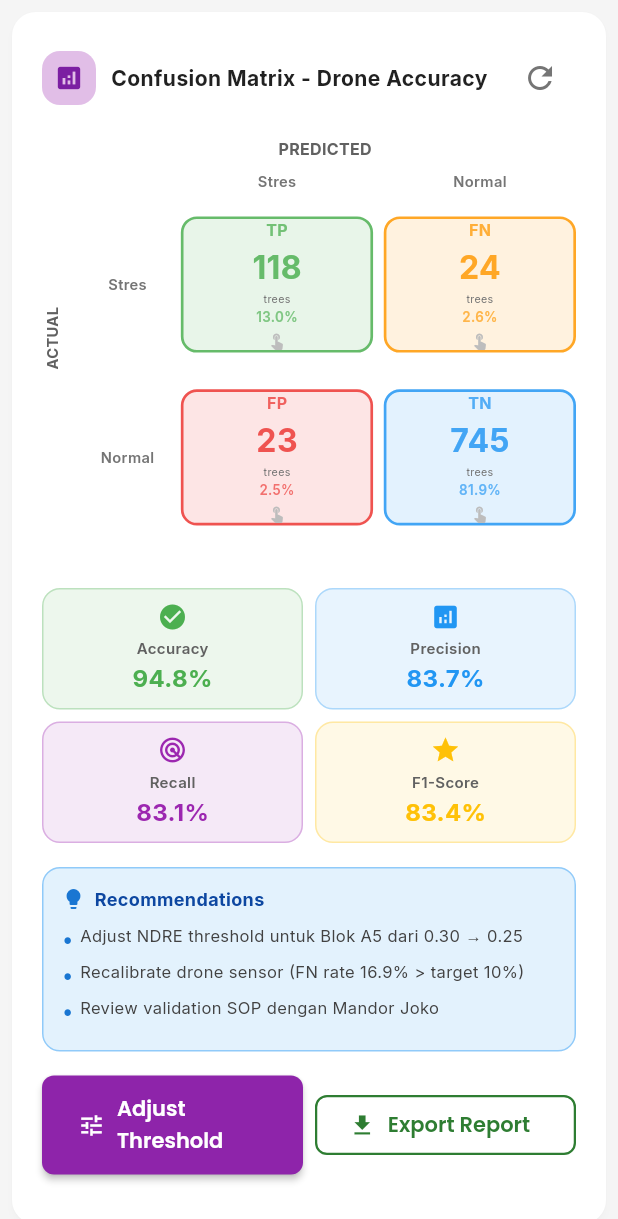
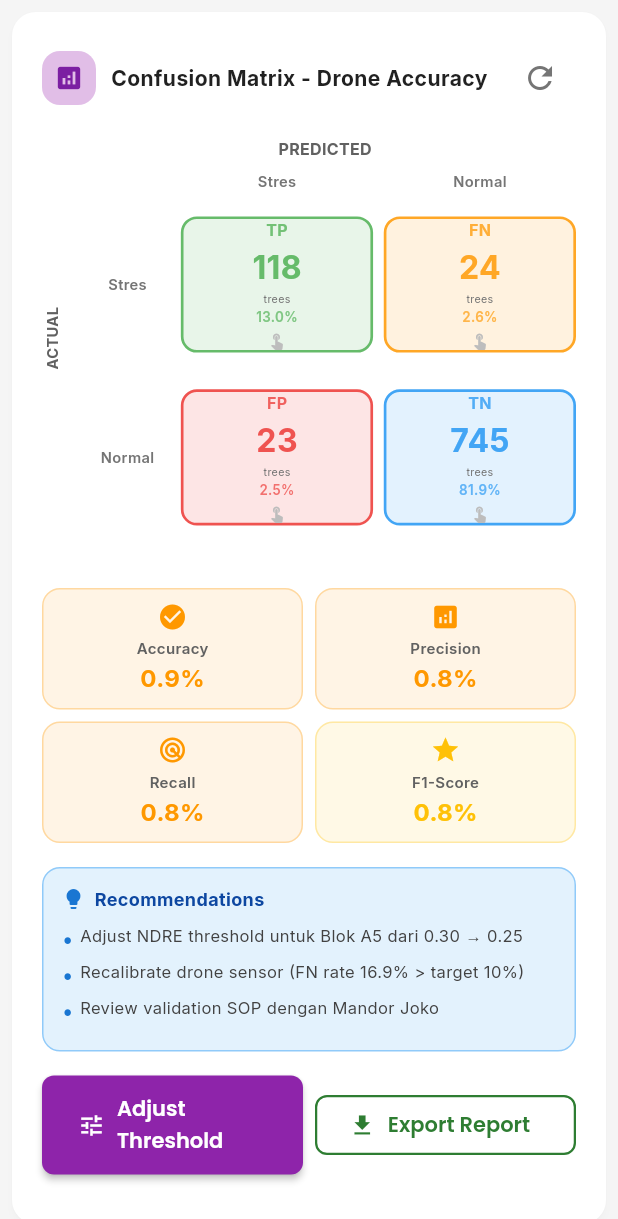
Before and after one commit to mastoroshadiq-prog/frontend-poac, a Flutter app: the ConfusionMatrixHeatmap widget shown alone on an empty page, opened directly, on a phone screen of 412 x 824 dp. Shown: the top 1219 px of the screen. Run offline on Flutter 3.47's test engine with Material 3 defaults, Android fonts, the light colour scheme and no system bars; our stand-ins replace fl_chart, google_fonts, percent_indicator, supabase_flutter; missing offline and left inert: dart:html; accounts and stored records are empty; network calls fail.

Commit message:
fix: Remove double percentage multiplication in Confusion Matrix - Backend returns percentage (0-100), not decimal (0-1) - Removed * 100 from accuracy, precision, recall, f1Score display - Updated threshold comparisons (80.0 instead of 0.80) - Fixed FPR/FNR severity levels to use percentage thresholds - Accuracy now shows 94.8% instead of 9480.0%

```diff
--- a/lib/models/confusion_matrix_data.dart
+++ b/lib/models/confusion_matrix_data.dart
@@ -101,20 +101,22 @@ class ConfusionMatrixData {
   int get totalTrees => truePositive + falsePositive + trueNegative + falseNegative;
 
   /// Check if metrics meet target thresholds
-  bool get meetsTargetAccuracy => accuracy >= 0.80; // 80% target
-  bool get meetsTargetPrecision => precision >= 0.75; // 75% target
-  bool get meetsTargetRecall => recall >= 0.80; // 80% target
+  /// Backend returns percentage (0-100), not decimal (0-1)
+  bool get meetsTargetAccuracy => accuracy >= 80.0; // 80% target
+  bool get meetsTargetPrecision => precision >= 75.0; // 75% target
+  bool get meetsTargetRecall => recall >= 80.0; // 80% target
 
   /// Get severity level based on FPR/FNR
+  /// Backend returns percentage (0-100), not decimal (0-1)
   String get fprSeverity {
-    if (fpr > 0.10) return 'HIGH'; // > 10% false alarms
-    if (fpr > 0.05) return 'MEDIUM'; // > 5% false alarms
+    if (fpr > 10.0) return 'HIGH'; // > 10% false alarms
+    if (fpr > 5.0) return 'MEDIUM'; // > 5% false alarms
     return 'LOW';
   }
 
   String get fnrSeverity {
-    if (fnr > 0.20) return 'HIGH'; // > 20% missed detections
-    if (fnr > 0.10) return 'MEDIUM'; // > 10% missed detections
+    if (fnr > 20.0) return 'HIGH'; // > 20% missed detections
+    if (fnr > 10.0) return 'MEDIUM'; // > 10% missed detections
     return 'LOW';
   }
 }
--- a/lib/services/validation_service.dart
+++ b/lib/services/validation_service.dart
@@ -62,7 +62,7 @@ class ValidationService {
             json['data'] as Map<String, dynamic>,
           );
           debugPrint('✅ [ValidationService] Confusion matrix loaded');
-          debugPrint('   Total: ${data.totalTrees}, Accuracy: ${(data.accuracy * 100).toStringAsFixed(1)}%');
+          debugPrint('   Total: ${data.totalTrees}, Accuracy: ${data.accuracy.toStringAsFixed(1)}%');
           return data;
         } else {
           throw Exception(json['message'] ?? 'Failed to load confusion matrix');
@@ -126,6 +126,9 @@ class ValidationService {
       debugPrint('   Response Status: ${response.statusCode}');
 
       if (response.statusCode == 200) {
+        debugPrint('📋 [DEBUG] Field vs Drone RAW Response Body:');
+        debugPrint(response.body.substring(0, response.body.length > 500 ? 500 : response.body.length));
+
         final json = jsonDecode(response.body) as Map<String, dynamic>;
 
         if (json['success'] == true) {
--- a/lib/views/dashboard/asisten/widgets/confusion_matrix_heatmap.dart
+++ b/lib/views/dashboard/asisten/widgets/confusion_matrix_heatmap.dart
@@ -407,7 +407,7 @@ class _ConfusionMatrixHeatmapState extends State<ConfusionMatrixHeatmap> {
             Expanded(
               child: _buildMetricCard(
                 'Accuracy',
-                '${(data.accuracy * 100).toStringAsFixed(1)}%',
+                '${data.accuracy.toStringAsFixed(1)}%',
                 Icons.check_circle,
                 data.meetsTargetAccuracy ? Colors.green : Colors.orange,
                 'Overall correctness\nTarget: ≥80%',
@@ -417,7 +417,7 @@ class _ConfusionMatrixHeatmapState extends State<ConfusionMatrixHeatmap> {
             Expanded(
               child: _buildMetricCard(
                 'Precision',
-                '${(data.precision * 100).toStringAsFixed(1)}%',
+                '${data.precision.toStringAsFixed(1)}%',
                 Icons.analytics,
                 data.meetsTargetPrecision ? Colors.blue : Colors.orange,
                 'Positive prediction reliability\nTarget: ≥75%',
@@ -431,7 +431,7 @@ class _ConfusionMatrixHeatmapState extends State<ConfusionMatrixHeatmap> {
             Expanded(
               child: _buildMetricCard(
                 'Recall',
-                '${(data.recall * 100).toStringAsFixed(1)}%',
+                '${data.recall.toStringAsFixed(1)}%',
                 Icons.radar,
                 data.meetsTargetRecall ? Colors.purple : Colors.orange,
                 'Detection completeness\nTarget: ≥80%',
@@ -441,7 +441,7 @@ class _ConfusionMatrixHeatmapState extends State<ConfusionMatrixHeatmap> {
             Expanded(
               child: _buildMetricCard(
                 'F1-Score',
-                '${(data.f1Score * 100).toStringAsFixed(1)}%',
+                '${data.f1Score.toStringAsFixed(1)}%',
                 Icons.star,
                 Colors.amber,
                 'Balanced performance\n(Precision × Recall)',
```
Also changed, not shown: lib/models/validation_point.dart (+71 -16 lines).
